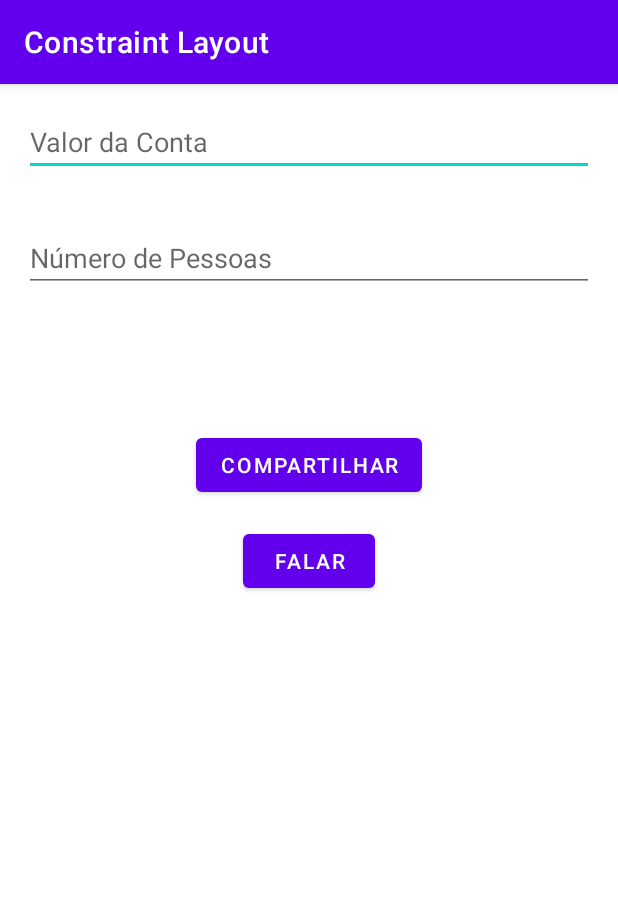
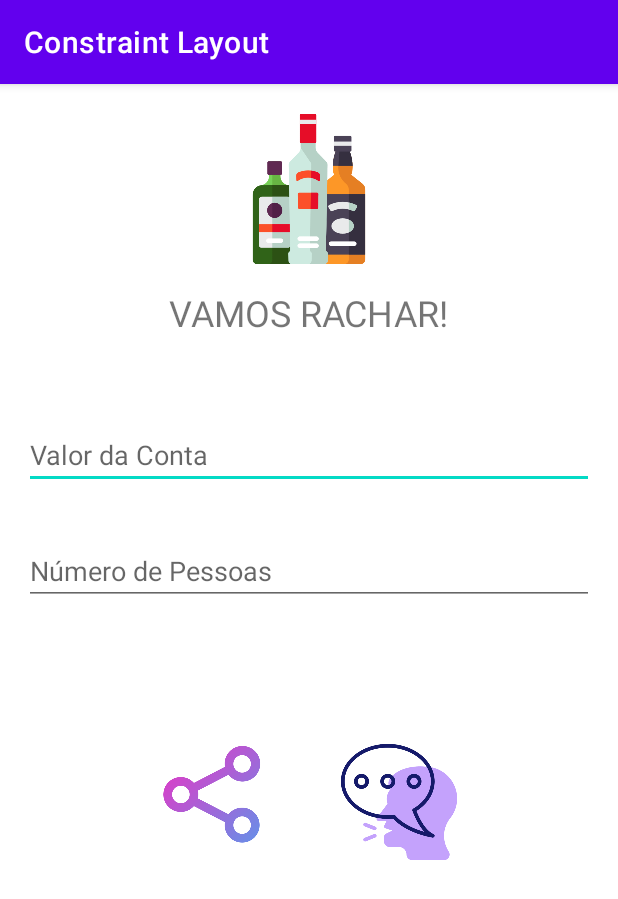
Before and after one commit to agathaLindemberg/Kotlin-Intent-Vamos-Rachar, an Android app: the screen it shows after launch (MainActivity), on a phone screen of 412 x 824 dp. Shown: the top 899 px of the screen. Run offline under Robolectric (Android 15) with nearby library versions, the phone set to English and light mode, and no system bars.

Commit message:
Melhoria visual

```diff
--- a/app/src/main/java/com/example/constraintlayout/MainActivity.kt
+++ b/app/src/main/java/com/example/constraintlayout/MainActivity.kt
@@ -7,8 +7,8 @@ import android.speech.tts.TextToSpeech
 import android.text.Editable
 import android.text.TextWatcher
 import android.view.View
-import android.widget.Button
 import android.widget.EditText
+import android.widget.ImageButton
 import android.widget.TextView
 import android.widget.Toast
 import androidx.appcompat.app.AppCompatActivity
@@ -19,8 +19,8 @@ class MainActivity : AppCompatActivity(), TextToSpeech.OnInitListener {
     private lateinit var edtNumeroPessoas: EditText
     private lateinit var edtValorConta: EditText
     private lateinit var txtResultado: TextView
-    private lateinit var btCompartilhar: Button
-    private lateinit var btnFalar: Button
+    private lateinit var btnCompartilhar: ImageButton
+    private lateinit var btnFalar: ImageButton
 
     @SuppressLint("SetTextI18n")
     override fun onCreate(savedInstanceState: Bundle?) {
@@ -32,7 +32,7 @@ class MainActivity : AppCompatActivity(), TextToSpeech.OnInitListener {
         edtNumeroPessoas = findViewById(R.id.edtNumeroPessoas)
         edtValorConta = findViewById(R.id.edtValorConta)
         txtResultado = findViewById(R.id.txtResultado)
-        btCompartilhar = findViewById(R.id.btnCompartilhar)
+        btnCompartilhar = findViewById(R.id.btnCompartilhar)
         btnFalar = findViewById(R.id.btnFalar)
 
         // Adiciona ouvinte de texto para detectar mudanças nas EditTexts
@@ -95,7 +95,7 @@ class MainActivity : AppCompatActivity(), TextToSpeech.OnInitListener {
             }
         }
 
-        btCompartilhar.setOnClickListener {
+        btnCompartilhar.setOnClickListener {
             try {
                 val valorConta = edtValorConta.text.toString()
                 val numPessoas = edtNumeroPessoas.text.toString()
--- a/app/src/main/res/layout/activity_main.xml
+++ b/app/src/main/res/layout/activity_main.xml
@@ -1,17 +1,38 @@
-<?xml version="1.0" encoding="utf-8"?>
 <RelativeLayout xmlns:android="http://schemas.android.com/apk/res/android"
     xmlns:tools="http://schemas.android.com/tools"
     android:layout_width="match_parent"
     android:layout_height="match_parent"
     tools:context=".MainActivity">
 
+    <ImageView
+        android:id="@+id/imgLogo"
+        android:layout_width="wrap_content"
+        android:layout_height="wrap_content"
+        android:layout_alignParentTop="true"
+        android:layout_centerHorizontal="true"
+        android:layout_marginTop="20dp"
+        android:src="@drawable/ic_launcher_background"
+        android:adjustViewBounds="true"
+        android:maxWidth="100dp"
+        android:maxHeight="100dp" />
+
+    <TextView
+        android:id="@+id/txtTitulo"
+        android:layout_width="wrap_content"
+        android:layout_height="wrap_content"
+        android:layout_below="@id/imgLogo"
+        android:layout_centerHorizontal="true"
+        android:layout_marginTop="16dp"
+        android:layout_marginBottom="40dp"
+        android:text="@string/vamos_rachar"
+        android:textSize="24sp" />
+
     <EditText
         android:id="@+id/edtValorConta"
         android:layout_width="match_parent"
         android:layout_height="wrap_content"
+        android:layout_below="@id/txtTitulo"
         android:layout_margin="16dp"
-        android:layout_marginTop="47dp"
-        android:layout_marginBottom="16dp"
         android:autofillHints=""
         android:hint="@string/valor_da_conta"
         android:inputType="numberDecimal" />
@@ -22,8 +43,6 @@
         android:layout_height="wrap_content"
         android:layout_below="@id/edtValorConta"
         android:layout_margin="16dp"
-        android:layout_marginTop="16dp"
-        android:layout_marginBottom="16dp"
         android:autofillHints=""
         android:hint="@string/n_mero_de_pessoas"
         android:inputType="number" />
@@ -35,22 +54,38 @@
         android:layout_below="@id/edtNumeroPessoas"
         android:layout_margin="16dp"/>
 
-    <Button
-        android:id="@+id/btnCompartilhar"
+    <LinearLayout
         android:layout_width="wrap_content"
         android:layout_height="wrap_content"
         android:layout_below="@id/txtResultado"
         android:layout_centerHorizontal="true"
         android:layout_marginTop="24dp"
-        android:text="@string/compartilhar" />
+        android:gravity="center_horizontal">
 
-    <Button
-        android:id="@+id/btnFalar"
-        android:layout_width="wrap_content"
-        android:layout_height="wrap_content"
-        android:layout_below="@id/btnCompartilhar"
-        android:layout_centerHorizontal="true"
-        android:layout_marginTop="16dp"
-        android:text="@string/falar" />
+        <ImageButton
+            android:id="@+id/btnCompartilhar"
+            android:layout_width="wrap_content"
+            android:layout_height="wrap_content"
+            android:src="@drawable/ic_compartilhar"
+            android:scaleType="fitCenter"
+            android:adjustViewBounds="true"
+            android:maxWidth="70dp"
+            android:maxHeight="70dp"
+            android:background="@android:color/transparent"/>
+
+        <ImageButton
+            android:id="@+id/btnFalar"
+            android:layout_width="wrap_content"
+            android:layout_height="wrap_content"
+            android:src="@drawable/ic_falar"
+            android:scaleType="fitCenter"
+            android:adjustViewBounds="true"
+            android:maxWidth="80dp"
+            android:maxHeight="80dp"
+            android:background="@android:color/transparent"
+            android:layout_marginLeft="50dp" />
+
+    </LinearLayout>
+
 
 </RelativeLayout>
--- a/app/src/main/res/values/strings.xml
+++ b/app/src/main/res/values/strings.xml
@@ -4,4 +4,5 @@
     <string name="falar">Falar</string>
     <string name="n_mero_de_pessoas">Número de Pessoas</string>
     <string name="compartilhar">Compartilhar</string>
+    <string name="vamos_rachar">VAMOS RACHAR!</string>
 </resources>
```
Also changed, not shown: app/src/main/res/drawable/ic_compartilhar.png (added), app/src/main/res/drawable/ic_falar.png (added).
